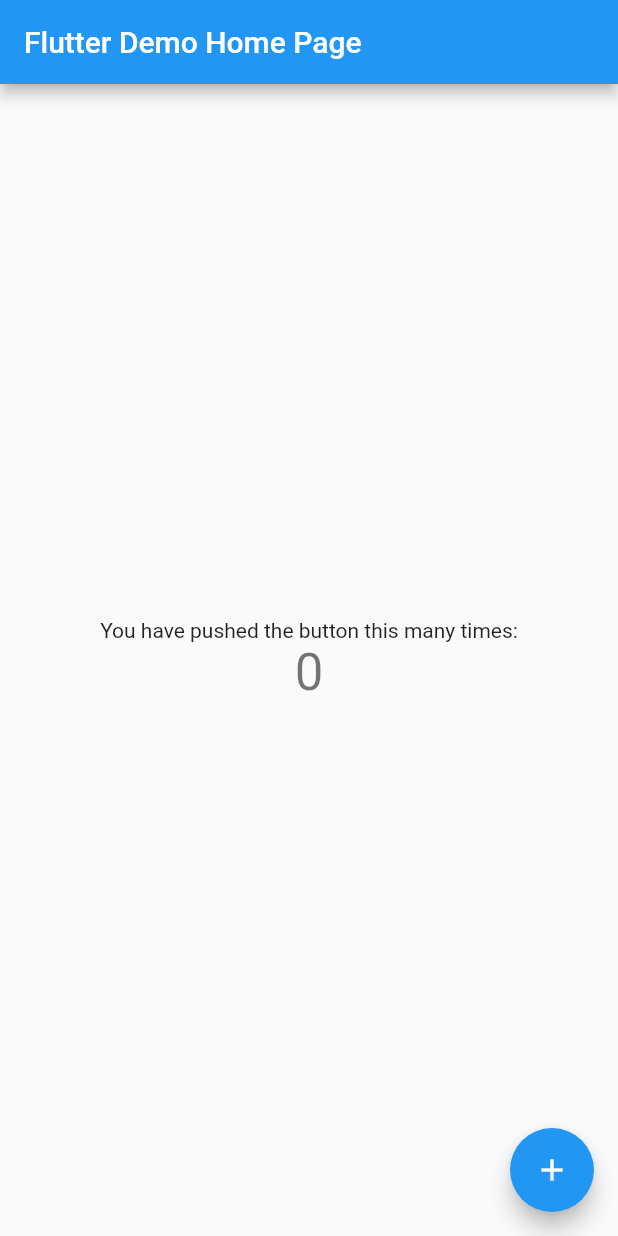
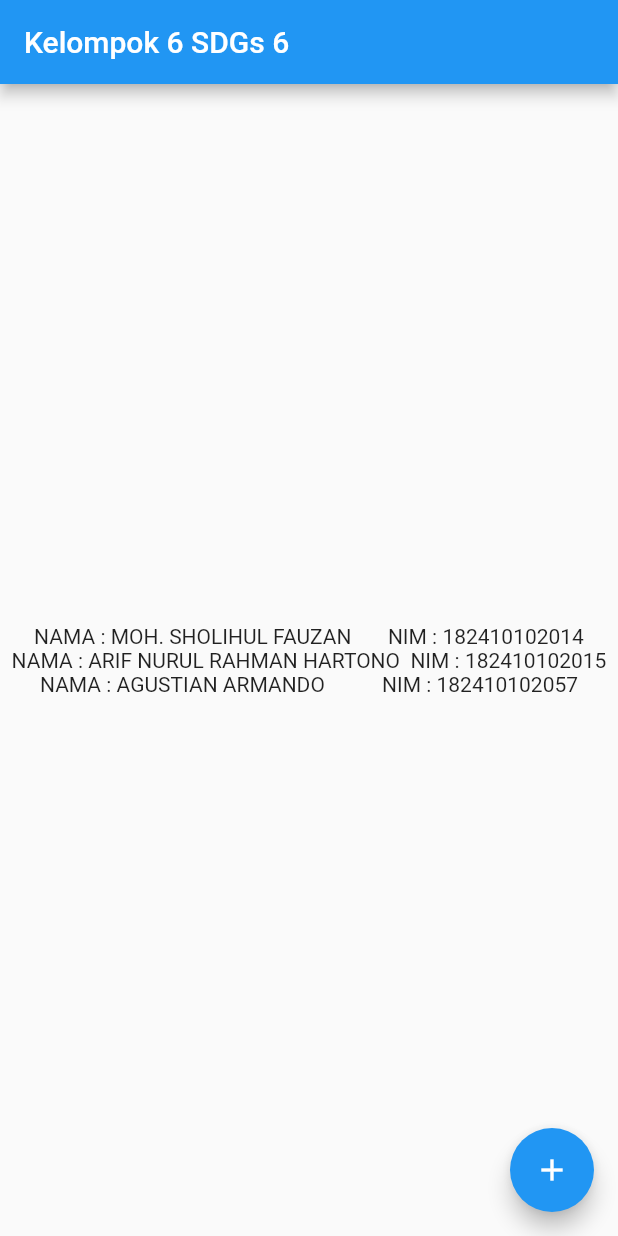
Before and after one commit to AgustianArmando/KELOMPOK_6_MOBILE, a Flutter app: the screen it shows after launch, on a phone screen of 412 x 824 dp. Run offline on Flutter 3.47's test engine with Material 2 defaults, Android fonts, the phone set to English and light mode, and no system bars.

Commit message:
nambah nama nim

```diff
--- a/lib/main.dart
+++ b/lib/main.dart
@@ -26,7 +26,7 @@ class MyApp extends StatelessWidget {
         // closer together (more dense) than on mobile platforms.
         visualDensity: VisualDensity.adaptivePlatformDensity,
       ),
-      home: MyHomePage(title: 'Flutter Demo Home Page'),
+      home: MyHomePage(title: ''),
     );
   }
 }
@@ -75,7 +75,7 @@ class _MyHomePageState extends State<MyHomePage> {
       appBar: AppBar(
         // Here we take the value from the MyHomePage object that was created by
         // the App.build method, and use it to set our appbar title.
-        title: Text(widget.title),
+        title: Text('Kelompok 6 SDGs 6'),
       ),
       body: Center(
         // Center is a layout widget. It takes a single child and positions it
@@ -97,13 +97,9 @@ class _MyHomePageState extends State<MyHomePage> {
           // horizontal).
           mainAxisAlignment: MainAxisAlignment.center,
           children: <Widget>[
-            Text(
-              'You have pushed the button this many times:',
-            ),
-            Text(
-              '$_counter',
-              style: Theme.of(context).textTheme.headline4,
-            ),
+            Text('NAMA : MOH. SHOLIHUL FAUZAN       NIM : 182410102014',),
+            Text('NAMA : ARIF NURUL RAHMAN HARTONO  NIM : 182410102015',),
+            Text('NAMA : AGUSTIAN ARMANDO           NIM : 182410102057',),
           ],
         ),
       ),
```
